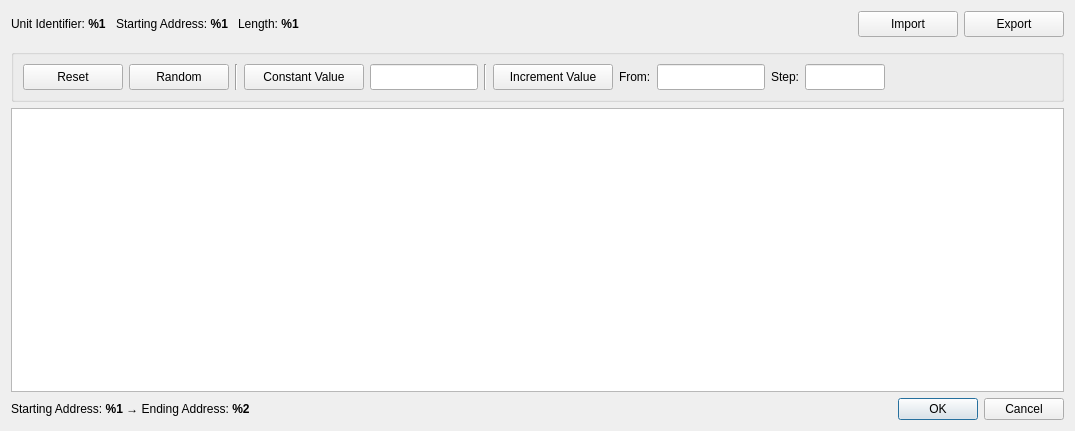
This is src/dialogs/dialogforcemultipleregisters.ui in sanny32/OpenModSim as Qt 5 draws it before an edit. The edited form follows.
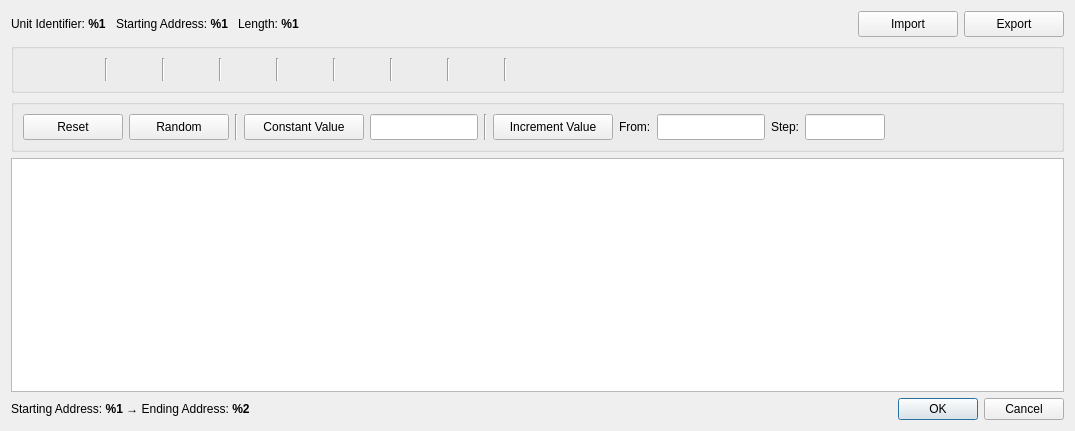
This is the edited form. Icons and pictures are not drawn. Custom widgets are drawn as their Qt base class.

```diff
--- a/src/dialogs/dialogforcemultipleregisters.ui
+++ b/src/dialogs/dialogforcemultipleregisters.ui
@@ -112,10 +112,345 @@
     </layout>
    </item>
    <item>
-    <widget class="Line" name="line_3">
-     <property name="orientation">
-      <enum>Qt::Orientation::Vertical</enum>
-     </property>
+    <widget class="QGroupBox" name="groupBox_2">
+     <layout class="QHBoxLayout" name="horizontalLayout_4">
+      <item>
+       <widget class="QFrame" name="frameDisplay">
+        <layout class="QHBoxLayout" name="horizontalLayoutDisplay">
+         <property name="spacing">
+          <number>2</number>
+         </property>
+         <property name="leftMargin">
+          <number>4</number>
+         </property>
+         <property name="topMargin">
+          <number>0</number>
+         </property>
+         <property name="rightMargin">
+          <number>4</number>
+         </property>
+         <property name="bottomMargin">
+          <number>0</number>
+         </property>
+         <item>
+          <widget class="QToolButton" name="toolButtonDisplayBinary">
+           <property name="icon">
+            <iconset resource="../resources.qrc">
+             <normaloff>:/res/icon-binary.png</normaloff>:/res/icon-binary.png</iconset>
+           </property>
+           <property name="autoRaise">
+            <bool>true</bool>
+           </property>
+          </widget>
+         </item>
+         <item>
+          <widget class="QToolButton" name="toolButtonDisplayHex">
+           <property name="icon">
+            <iconset resource="../resources.qrc">
+             <normaloff>:/res/icon-hex.png</normaloff>:/res/icon-hex.png</iconset>
+           </property>
+           <property name="autoRaise">
+            <bool>true</bool>
+           </property>
+          </widget>
+         </item>
+         <item>
+          <widget class="QToolButton" name="toolButtonDisplayAnsi">
+           <property name="icon">
+            <iconset resource="../resources.qrc">
+             <normaloff>:/res/icon-ansi.png</normaloff>:/res/icon-ansi.png</iconset>
+           </property>
+           <property name="autoRaise">
+            <bool>true</bool>
+           </property>
+          </widget>
+         </item>
+         <item>
+          <widget class="Line" name="lineDisplay1">
+           <property name="maximumSize">
+            <size>
+             <width>16777215</width>
+             <height>24</height>
+            </size>
+           </property>
+           <property name="orientation">
+            <enum>Qt::Orientation::Vertical</enum>
+           </property>
+          </widget>
+         </item>
+         <item>
+          <widget class="QToolButton" name="toolButtonDisplayInt16">
+           <property name="icon">
+            <iconset resource="../resources.qrc">
+             <normaloff>:/res/icon-int16.png</normaloff>:/res/icon-int16.png</iconset>
+           </property>
+           <property name="autoRaise">
+            <bool>true</bool>
+           </property>
+          </widget>
+         </item>
+         <item>
+          <widget class="QToolButton" name="toolButtonDisplayUInt16">
+           <property name="icon">
+            <iconset resource="../resources.qrc">
+             <normaloff>:/res/icon-uint16.png</normaloff>:/res/icon-uint16.png</iconset>
+           </property>
+           <property name="autoRaise">
+            <bool>true</bool>
+           </property>
+          </widget>
+         </item>
+         <item>
+          <widget class="Line" name="lineDisplay2">
+           <property name="maximumSize">
+            <size>
+             <width>16777215</width>
+             <height>24</height>
+            </size>
+           </property>
+           <property name="orientation">
+            <enum>Qt::Orientation::Vertical</enum>
+           </property>
+          </widget>
+         </item>
+         <item>
+          <widget class="QToolButton" name="toolButtonDisplayInt32">
+           <property name="icon">
+            <iconset resource="../resources.qrc">
+             <normaloff>:/res/icon-int32.png</normaloff>:/res/icon-int32.png</iconset>
+           </property>
+           <property name="autoRaise">
+            <bool>true</bool>
+           </property>
+          </widget>
+         </item>
+         <item>
+          <widget class="QToolButton" name="toolButtonDisplayInt32LSRF">
+           <property name="icon">
+            <iconset resource="../resources.qrc">
+             <normaloff>:/res/icon-swapped-int32.png</normaloff>:/res/icon-swapped-int32.png</iconset>
+           </property>
+           <property name="autoRaise">
+            <bool>true</bool>
+           </property>
+          </widget>
+         </item>
+         <item>
+          <widget class="Line" name="lineDisplay3">
+           <property name="maximumSize">
+            <size>
+             <width>16777215</width>
+             <height>24</height>
+            </size>
+           </property>
+           <property name="orientation">
+            <enum>Qt::Orientation::Vertical</enum>
+           </property>
+          </widget>
+         </item>
+         <item>
+          <widget class="QToolButton" name="toolButtonDisplayUInt32">
+           <property name="icon">
+            <iconset resource="../resources.qrc">
+             <normaloff>:/res/icon-uint32.png</normaloff>:/res/icon-uint32.png</iconset>
+           </property>
+           <property name="autoRaise">
+            <bool>true</bool>
+           </property>
+          </widget>
+         </item>
+         <item>
+          <widget class="QToolButton" name="toolButtonDisplayUInt32LSRF">
+           <property name="icon">
+            <iconset resource="../resources.qrc">
+             <normaloff>:/res/icon-swapped-uint32.png</normaloff>:/res/icon-swapped-uint32.png</iconset>
+           </property>
+           <property name="autoRaise">
+            <bool>true</bool>
+           </property>
+          </widget>
+         </item>
+         <item>
+          <widget class="Line" name="lineDisplay4">
+           <property name="maximumSize">
+            <size>
+             <width>16777215</width>
+             <height>24</height>
+            </size>
+           </property>
+           <property name="orientation">
+            <enum>Qt::Orientation::Vertical</enum>
+           </property>
+          </widget>
+         </item>
+         <item>
+          <widget class="QToolButton" name="toolButtonDisplayInt64">
+           <property name="icon">
+            <iconset resource="../resources.qrc">
+             <normaloff>:/res/icon-int64.png</normaloff>:/res/icon-int64.png</iconset>
+           </property>
+           <property name="autoRaise">
+            <bool>true</bool>
+           </property>
+          </widget>
+         </item>
+         <item>
+          <widget class="QToolButton" name="toolButtonDisplayInt64LSRF">
+           <property name="icon">
+            <iconset resource="../resources.qrc">
+             <normaloff>:/res/icon-swapped-int64.png</normaloff>:/res/icon-swapped-int64.png</iconset>
+           </property>
+           <property name="autoRaise">
+            <bool>true</bool>
+           </property>
+          </widget>
+         </item>
+         <item>
+          <widget class="Line" name="lineDisplay5">
+           <property name="maximumSize">
+            <size>
+             <width>16777215</width>
+             <height>24</height>
+            </size>
+           </property>
+           <property name="orientation">
+            <enum>Qt::Orientation::Vertical</enum>
+           </property>
+          </widget>
+         </item>
+         <item>
+          <widget class="QToolButton" name="toolButtonDisplayUInt64">
+           <property name="icon">
+            <iconset resource="../resources.qrc">
+             <normaloff>:/res/icon-uint64.png</normaloff>:/res/icon-uint64.png</iconset>
+           </property>
+           <property name="autoRaise">
+            <bool>true</bool>
+           </property>
+          </widget>
+         </item>
+         <item>
+          <widget class="QToolButton" name="toolButtonDisplayUInt64LSRF">
+           <property name="icon">
+            <iconset resource="../resources.qrc">
+             <normaloff>:/res/icon-swapped-uint64.png</normaloff>:/res/icon-swapped-uint64.png</iconset>
+           </property>
+           <property name="autoRaise">
+            <bool>true</bool>
+           </property>
+          </widget>
+         </item>
+         <item>
+          <widget class="Line" name="lineDisplay6">
+           <property name="maximumSize">
+            <size>
+             <width>16777215</width>
+             <height>24</height>
+            </size>
+           </property>
+           <property name="orientation">
+            <enum>Qt::Orientation::Vertical</enum>
+           </property>
+          </widget>
+         </item>
+         <item>
+          <widget class="QToolButton" name="toolButtonDisplayFloat32">
+           <property name="icon">
+            <iconset resource="../resources.qrc">
+             <normaloff>:/res/icon-floating-pt.png</normaloff>:/res/icon-floating-pt.png</iconset>
+           </property>
+           <property name="autoRaise">
+            <bool>true</bool>
+           </property>
+          </widget>
+         </item>
+         <item>
+          <widget class="QToolButton" name="toolButtonDisplayFloat32LSRF">
+           <property name="icon">
+            <iconset resource="../resources.qrc">
+             <normaloff>:/res/icon-swapped-fp.png</normaloff>:/res/icon-swapped-fp.png</iconset>
+           </property>
+           <property name="autoRaise">
+            <bool>true</bool>
+           </property>
+          </widget>
+         </item>
+         <item>
+          <widget class="Line" name="lineDisplay7">
+           <property name="maximumSize">
+            <size>
+             <width>16777215</width>
+             <height>24</height>
+            </size>
+           </property>
+           <property name="orientation">
+            <enum>Qt::Orientation::Vertical</enum>
+           </property>
+          </widget>
+         </item>
+         <item>
+          <widget class="QToolButton" name="toolButtonDisplayFloat64">
+           <property name="icon">
+            <iconset resource="../resources.qrc">
+             <normaloff>:/res/icon-dbl-float.png</normaloff>:/res/icon-dbl-float.png</iconset>
+           </property>
+           <property name="autoRaise">
+            <bool>true</bool>
+           </property>
+          </widget>
+         </item>
+         <item>
+          <widget class="QToolButton" name="toolButtonDisplayFloat64LSRF">
+           <property name="icon">
+            <iconset resource="../resources.qrc">
+             <normaloff>:/res/icon-swapped-dbl.png</normaloff>:/res/icon-swapped-dbl.png</iconset>
+           </property>
+           <property name="autoRaise">
+            <bool>true</bool>
+           </property>
+          </widget>
+         </item>
+         <item>
+          <widget class="Line" name="lineDisplay8">
+           <property name="maximumSize">
+            <size>
+             <width>16777215</width>
+             <height>24</height>
+            </size>
+           </property>
+           <property name="orientation">
+            <enum>Qt::Orientation::Vertical</enum>
+           </property>
+          </widget>
+         </item>
+         <item>
+          <widget class="QToolButton" name="toolButtonDisplaySwapBytes">
+           <property name="icon">
+            <iconset resource="../resources.qrc">
+             <normaloff>:/res/icon-swap-bytes.png</normaloff>:/res/icon-swap-bytes.png</iconset>
+           </property>
+           <property name="autoRaise">
+            <bool>true</bool>
+           </property>
+          </widget>
+         </item>
+        </layout>
+       </widget>
+      </item>
+      <item>
+       <spacer name="horizontalSpacer">
+        <property name="orientation">
+         <enum>Qt::Orientation::Horizontal</enum>
+        </property>
+        <property name="sizeHint" stdset="0">
+         <size>
+          <width>40</width>
+          <height>20</height>
+         </size>
+        </property>
+       </spacer>
+      </item>
+     </layout>
     </widget>
    </item>
    <item>
```
Left out of the diff: 253 changed lines with no effect on the pictures.
